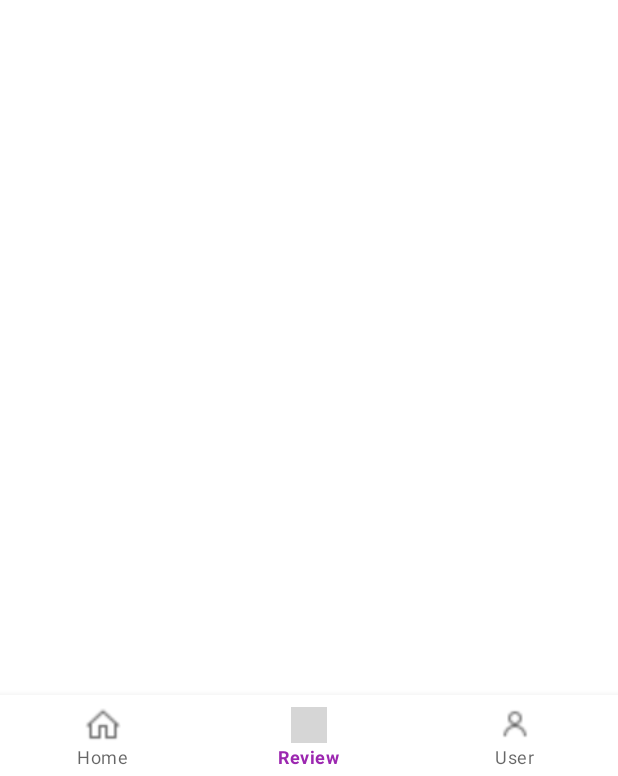
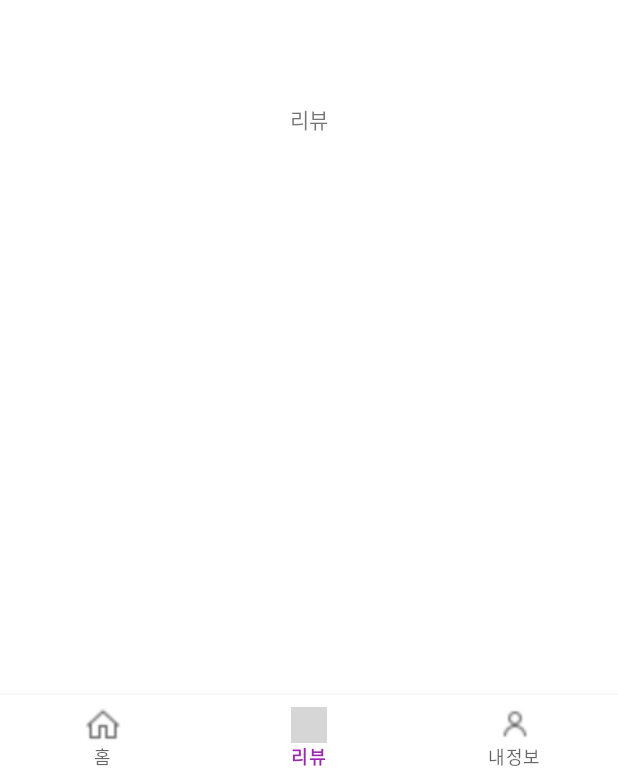
Before and after one commit to iamwotjr99/Taste_Alarm, an Android app: the MainActivity screen opened directly, with no data from a screen before it, item 2 of the bottom bar chosen, on a phone screen of 412 x 824 dp. Shown: the part 457-1233 px from the top of the screen. Run offline under Robolectric (Android 15) with nearby library versions, the phone set to English and light mode, and no system bars; 3 statements that could not run were skipped; grey boxes are pictures that could not be loaded.

Commit message:
[추가] 하단 메뉴바 자바코드 작성, 메뉴바에 대한 사소한 것들 수정

```diff
--- a/TasteAlarm/app/src/main/java/org/techtown/tastealarm/MainActivity.java
+++ b/TasteAlarm/app/src/main/java/org/techtown/tastealarm/MainActivity.java
@@ -1,19 +1,76 @@
 package org.techtown.tastealarm;
 
+import androidx.annotation.NonNull;
 import androidx.appcompat.app.ActionBar;
 import androidx.appcompat.app.AppCompatActivity;
 
 import android.os.Bundle;
+import android.view.MenuItem;
+
+import com.google.android.material.bottomnavigation.BottomNavigationView;
 
 public class MainActivity extends AppCompatActivity {
+
+    private HomeActivity frag_home;
+    private ReviewActivity frag_review;
+    private UserActivity frag_myInfo;
+    private BottomNavigationView bottomNavigationView;
+    private String nickname;
+    private String userID;
+    private String userPW;
 
     @Override
     protected void onCreate(Bundle savedInstanceState) {
         super.onCreate(savedInstanceState);
         setContentView(R.layout.activity_main);
 
+        nickname = getIntent().getExtras().getString("nickname");
+        userID = getIntent().getExtras().getString("userId");
+        userPW = getIntent().getExtras().getString("userPW");
+
+        Bundle bundle = new Bundle();
+        bundle.putString("nickname", nickname);
+        bundle.putString("userId", userID);
+        bundle.putString("userPW", userPW);
+
+        frag_home = new HomeActivity();
+        frag_review = new ReviewActivity();
+        frag_myInfo = new UserActivity();
+        frag_myInfo.setArguments(bundle);
+
         ActionBar actionBar = getSupportActionBar();
         actionBar.hide();
+
+        getSupportFragmentManager().beginTransaction()
+                .replace(R.id.frameLayout, frag_home)
+                .commit();
+
+        bottomNavigationView = findViewById(R.id.navigationView);
+        bottomNavigationView.setSelectedItemId(R.id.home);
+        bottomNavigationView.setOnNavigationItemSelectedListener(
+                new BottomNavigationView.OnNavigationItemSelectedListener() {
+                    @Override
+                    public boolean onNavigationItemSelected(@NonNull MenuItem item) {
+                        switch (item.getItemId()) {
+                            case R.id.home:
+                                getSupportFragmentManager().beginTransaction()
+                                        .replace(R.id.frameLayout, frag_home)
+                                        .commit();
+                                return true;
+                            case R.id.review:
+                                getSupportFragmentManager().beginTransaction()
+                                        .replace(R.id.frameLayout, frag_review)
+                                        .commit();
+                                return true;
+                            case R.id.user:
+                                getSupportFragmentManager().beginTransaction()
+                                        .replace(R.id.frameLayout, frag_myInfo)
+                                        .commit();
+                                return true;
+                        }
+                        return false;
+                    }
+                });
     }
 
 }
--- a/TasteAlarm/app/src/main/res/layout/fragment_home.xml
+++ b/TasteAlarm/app/src/main/res/layout/fragment_home.xml
@@ -28,7 +28,6 @@
         android:id="@+id/home_recyclerview"
         android:layout_width="match_parent"
         android:layout_height="wrap_content"
-        app:layout_constraintTop_toBottomOf="@id/home_searchview"
         app:layout_constraintBottom_toBottomOf="parent"/>
 
 
--- a/TasteAlarm/app/src/main/res/menu/bottommavigationview.xml
+++ b/TasteAlarm/app/src/main/res/menu/bottommavigationview.xml
@@ -2,18 +2,18 @@
 <menu xmlns:android="http://schemas.android.com/apk/res/android">
 
     <item
-    android:id="@+id/home"
-    android:icon="@drawable/home"
-    android:title="Home"    />
+        android:id="@+id/home"
+        android:icon="@drawable/home"
+        android:title="홈"    />
 
     <item
         android:id="@+id/review"
         android:icon="@drawable/review"
-        android:title="Review"    />
+        android:title="리뷰"    />
 
     <item
-        android:id="@+id/User"
+        android:id="@+id/user"
         android:icon="@drawable/user"
-        android:title="User"    />
+        android:title="내정보"    />
 
 </menu>
```
